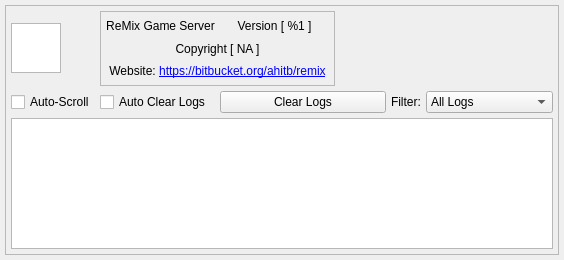
Before: the Qt Designer form ui/logger.ui in StarixWoS/ReMix, drawn with Qt 5.
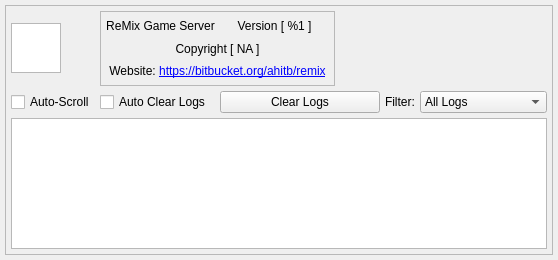
After: the same form once the commit is applied.

The edit to the form file:
```diff
--- a/ui/logger.ui
+++ b/ui/logger.ui
@@ -53,67 +53,6 @@
       <property name="spacing">
        <number>5</number>
       </property>
-      <item row="3" column="0" colspan="5">
-       <widget class="QTableView" name="logView">
-        <property name="minimumSize">
-         <size>
-          <width>470</width>
-          <height>129</height>
-         </size>
-        </property>
-        <property name="verticalScrollBarPolicy">
-         <enum>Qt::ScrollBarAsNeeded</enum>
-        </property>
-        <property name="horizontalScrollBarPolicy">
-         <enum>Qt::ScrollBarAsNeeded</enum>
-        </property>
-        <property name="editTriggers">
-         <set>QAbstractItemView::NoEditTriggers</set>
-        </property>
-        <property name="selectionBehavior">
-         <enum>QAbstractItemView::SelectRows</enum>
-        </property>
-        <property name="verticalScrollMode">
-         <enum>QAbstractItemView::ScrollPerPixel</enum>
-        </property>
-        <property name="horizontalScrollMode">
-         <enum>QAbstractItemView::ScrollPerPixel</enum>
-        </property>
-        <property name="wordWrap">
-         <bool>false</bool>
-        </property>
-        <property name="cornerButtonEnabled">
-         <bool>false</bool>
-        </property>
-        <attribute name="horizontalHeaderVisible">
-         <bool>false</bool>
-        </attribute>
-        <attribute name="horizontalHeaderCascadingSectionResizes">
-         <bool>true</bool>
-        </attribute>
-        <attribute name="horizontalHeaderDefaultSectionSize">
-         <number>35</number>
-        </attribute>
-        <attribute name="verticalHeaderVisible">
-         <bool>false</bool>
-        </attribute>
-        <attribute name="verticalHeaderCascadingSectionResizes">
-         <bool>true</bool>
-        </attribute>
-        <attribute name="verticalHeaderMinimumSectionSize">
-         <number>19</number>
-        </attribute>
-        <attribute name="verticalHeaderDefaultSectionSize">
-         <number>20</number>
-        </attribute>
-        <attribute name="verticalHeaderShowSortIndicator" stdset="0">
-         <bool>true</bool>
-        </attribute>
-        <attribute name="verticalHeaderStretchLastSection">
-         <bool>true</bool>
-        </attribute>
-       </widget>
-      </item>
       <item row="0" column="0">
        <widget class="QGraphicsView" name="iconViewer">
         <property name="minimumSize">
@@ -317,6 +256,40 @@
         </property>
        </widget>
       </item>
+      <item row="3" column="0" colspan="5">
+       <widget class="QListView" name="logView">
+        <property name="minimumSize">
+         <size>
+          <width>470</width>
+          <height>129</height>
+         </size>
+        </property>
+        <property name="contextMenuPolicy">
+         <enum>Qt::CustomContextMenu</enum>
+        </property>
+        <property name="verticalScrollBarPolicy">
+         <enum>Qt::ScrollBarAsNeeded</enum>
+        </property>
+        <property name="horizontalScrollBarPolicy">
+         <enum>Qt::ScrollBarAsNeeded</enum>
+        </property>
+        <property name="editTriggers">
+         <set>QAbstractItemView::NoEditTriggers</set>
+        </property>
+        <property name="selectionMode">
+         <enum>QAbstractItemView::SingleSelection</enum>
+        </property>
+        <property name="selectionBehavior">
+         <enum>QAbstractItemView::SelectItems</enum>
+        </property>
+        <property name="verticalScrollMode">
+         <enum>QAbstractItemView::ScrollPerPixel</enum>
+        </property>
+        <property name="horizontalScrollMode">
+         <enum>QAbstractItemView::ScrollPerPixel</enum>
+        </property>
+       </widget>
+      </item>
      </layout>
     </widget>
    </item>
```
